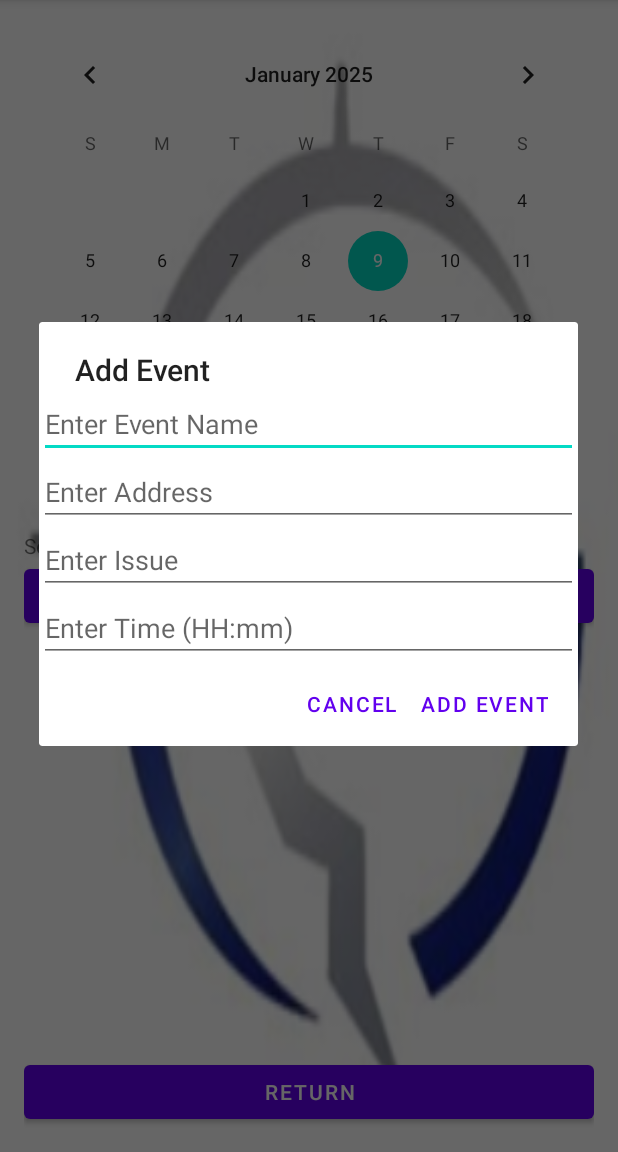
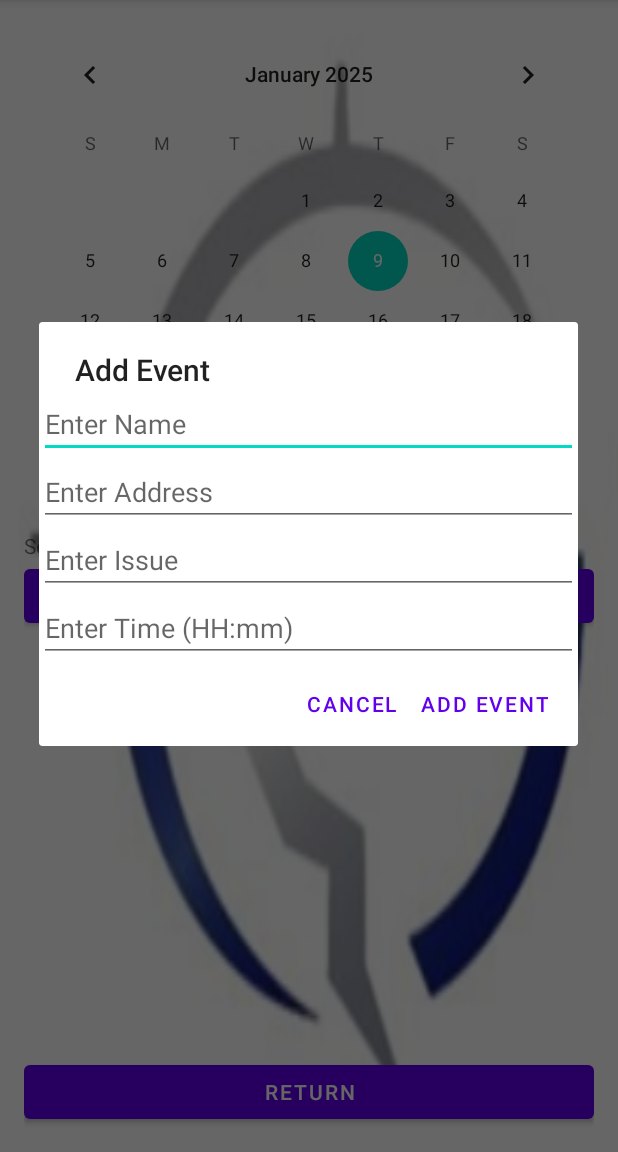
Before and after one commit to Jamesscott34/PESTCONTROLOS-APP, an Android app: the CalendarActivity screen opened directly, with no data from a screen before it, after a tap on "ADD EVENT", on a phone screen of 412 x 824 dp, the part 84-1236 px from its top. Run offline under Robolectric (Android 15) with nearby library versions, the phone set to English and light mode, and no system bars.

```diff
--- a/app/src/main/java/com/grpc/grpc/CalendarActivity.java
+++ b/app/src/main/java/com/grpc/grpc/CalendarActivity.java
@@ -45,7 +45,7 @@ public class CalendarActivity extends AppCompatActivity {
         loadEventsForDate(selectedDate);
 
         calendarView.setOnDateChangeListener((view, year, month, dayOfMonth) -> {
-            selectedDate = year + "-" + (month + 1) + "-" + dayOfMonth;
+            selectedDate = dayOfMonth + "-" + (month + 1) + "-" + year;
             textViewSelectedDate.setText("Selected Date: " + selectedDate);
             loadEventsForDate(selectedDate);
         });
@@ -71,7 +71,7 @@ public class CalendarActivity extends AppCompatActivity {
         layout.setOrientation(LinearLayout.VERTICAL);
 
         final EditText inputEventName = new EditText(this);
-        inputEventName.setHint("Enter Event Name");
+        inputEventName.setHint("Enter Name");
         layout.addView(inputEventName);
 
         final EditText inputAddress = new EditText(this);
```
